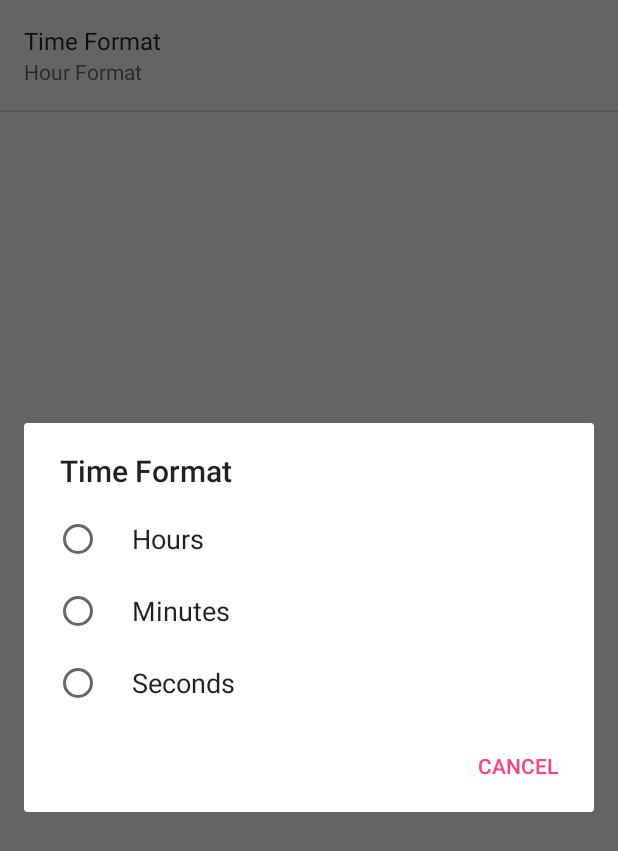
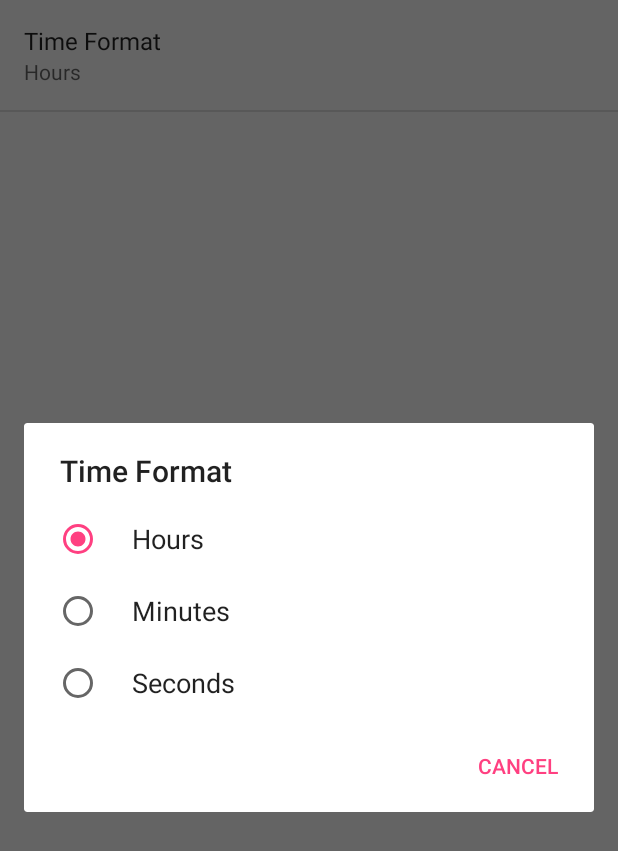
Before and after one commit to phealeyh/tracking-application, an Android app: the TrackingPreferences screen opened directly, with no data from a screen before it, after a tap on "Time Format", on a phone screen of 412 x 824 dp. Shown: the top 851 px of the screen. Run offline under Robolectric (Android 15) with nearby library versions, the phone set to English and light mode, and no system bars.

Commit message:
added default value for time format

```diff
--- a/app/src/main/java/tracking/id11723222/com/trackingapplication/Constants.java
+++ b/app/src/main/java/tracking/id11723222/com/trackingapplication/Constants.java
@@ -40,11 +40,9 @@ public class Constants {
     public static final int DEFAULT_DURATION = 100000;
     public static final int MILLISECONDS_TO_MINUTES = 10000;
     public static final int MILLISECONDS_TO_SECONDS = 1000;
-
-
-
-
-
+    public static final int HOUR_INDEX = 0;
+    public static final int MINUTE_INDEX = 1;
+    public static final int SECOND_INDEX = 3;
 
 
 }
--- a/app/src/main/java/tracking/id11723222/com/trackingapplication/TrackingPreferences.java
+++ b/app/src/main/java/tracking/id11723222/com/trackingapplication/TrackingPreferences.java
@@ -25,11 +25,12 @@ public class TrackingPreferences extends PreferenceActivity {
         super.onCreate(savedInstanceState);
         addPreferencesFromResource(R.xml.timer_settings);
         setPreferences();
+
     }
 
     private void setPreferences(){
-        Log.d("HELLO WORLD", "HELLO WORLD");
-        mTimeFormatPreference = (ListPreference)findPreference("pref_time_settings");
+        mTimeFormatPreference = (ListPreference)findPreference(Constants.PREF_TIME_SETTINGS);
+        mTimeFormatPreference.setValueIndex(Constants.HOUR_INDEX);
         mTimeFormatPreference.setOnPreferenceChangeListener(new Preference.OnPreferenceChangeListener() {
             @Override
             public boolean onPreferenceChange(Preference preference, Object newValue) {
--- a/app/src/main/res/values/strings.xml
+++ b/app/src/main/res/values/strings.xml
@@ -54,9 +54,9 @@
     <string name="tracking_preferences">Tracking Preferences</string>
     <string name="timer_settings">Timer Settings</string>
     <string name="preference_time_format_title">Time Format</string>
-    <string name="preference_hour_format_hour">Hour Format</string>
-    <string name="preference_hour_format_minute">Minute Format</string>
-    <string name="preference_hour_format_second">Second Format</string>
+    <string name="preference_hour_format">Hours</string>
+    <string name="preference_minute_format">Minutes</string>
+    <string name="preference_second_format">Seconds</string>
 
     <!-- Strings related to Settings -->
 
@@ -85,11 +85,6 @@
         <item>Seconds</item>
     </string-array>
 
-    <string-array name="preference_time_values">
-        <item>1</item>
-        <item>2</item>
-        <item>3</item>
-    </string-array>
 
 
     <integer-array name="preference_duration">
--- a/app/src/main/res/xml/timer_settings.xml
+++ b/app/src/main/res/xml/timer_settings.xml
@@ -3,9 +3,9 @@
     <ListPreference
         android:key="pref_time_settings"
         android:title="@string/preference_time_format_title"
-        android:summary="@string/preference_hour_format_hour"
-        android:defaultValue="@string/preference_hour_format_minute"
+        android:summary="@string/preference_hour_format"
+        android:defaultValue="@string/preference_hour_format"
         android:entries="@array/preference_time_settings"
-        android:entryValues="@array/preference_time_values"/>
+        android:entryValues="@array/preference_time_settings"/>
 
 </PreferenceScreen>
```
